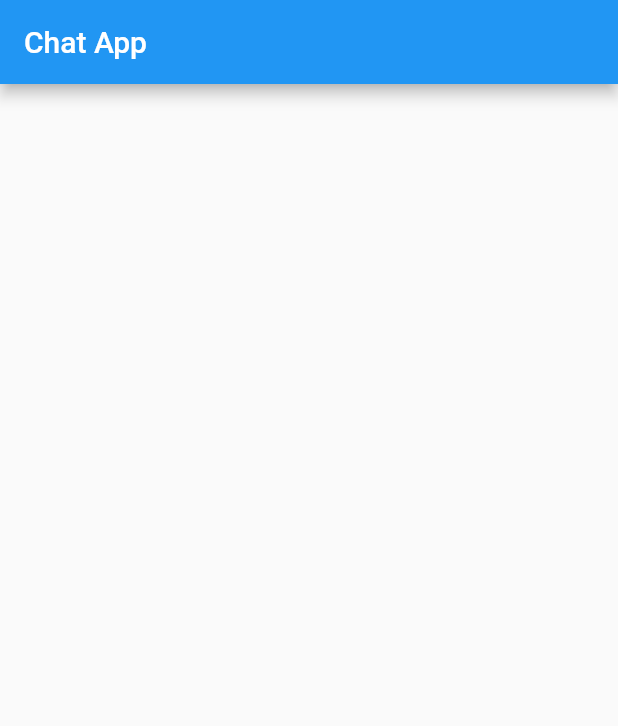
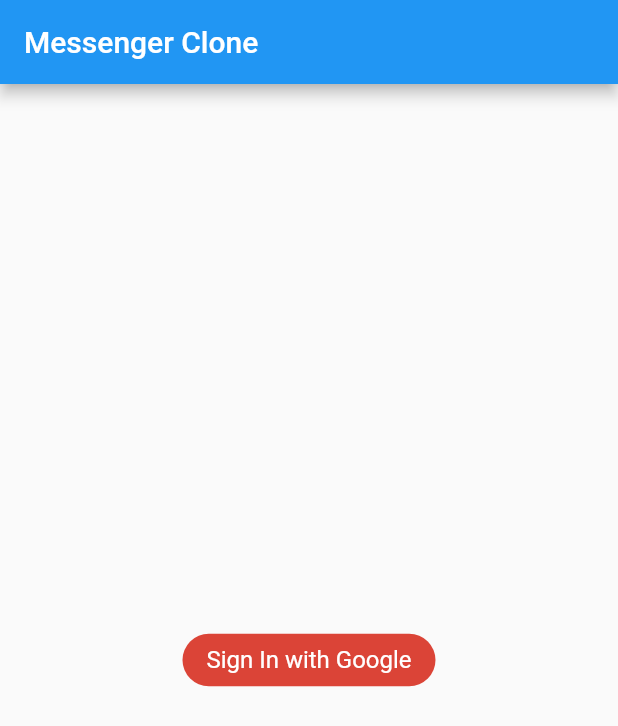
Before and after one commit to ayush478/App, a Flutter app: the screen it shows after launch, on a phone screen of 412 x 824 dp. Shown: the top 726 px of the screen. Run offline on Flutter 3.47's test engine with Material 2 defaults, Android fonts, the phone set to English and light mode, and no system bars; our stand-ins replace cloud_firestore, firebase_auth, firebase_core, google_sign_in, shared_preferences; accounts and stored records are empty.

```diff
--- a/lib/main.dart
+++ b/lib/main.dart
@@ -1,5 +1,7 @@
 import 'package:firebase_core/firebase_core.dart';
 import 'package:flutter/material.dart';
+import 'package:todo_list/services/auth.dart';
+import 'package:todo_list/views/home.dart';
 import 'package:todo_list/views/signin.dart';
 
 void main() async {
@@ -17,7 +19,15 @@ class MyApp extends StatelessWidget {
         primarySwatch: Colors.blue,
       ),
       debugShowCheckedModeBanner: false,
-      home: SignIn(),
+      home: FutureBuilder(
+          future: AuthMethods().getCurrentUser(),
+          builder: (context, AsyncSnapshot<dynamic> snapshot) {
+            if (snapshot.hasData) {
+              return Home();
+            } else {
+              return SignIn();
+            }
+          }),
     );
   }
 }
--- a/lib/views/signin.dart
+++ b/lib/views/signin.dart
@@ -1,4 +1,5 @@
 import 'package:flutter/material.dart';
+import 'package:todo_list/services/auth.dart';
 
 class SignIn extends StatefulWidget {
   SignIn({Key key}) : super(key: key);
@@ -12,7 +13,25 @@ class _SignInState extends State<SignIn> {
   Widget build(BuildContext context) {
     return Scaffold(
       appBar: AppBar(
-        title: Text("Chat App"),
+        title: Text("Messenger Clone"),
+      ),
+      body: Center(
+        child: GestureDetector(
+          onTap: () {
+            AuthMethods().signInWithGoogle(context);
+          },
+          child: Container(
+            decoration: BoxDecoration(
+              borderRadius: BorderRadius.circular(24),
+              color: Color(0xffDB4437),
+            ),
+            padding: EdgeInsets.symmetric(horizontal: 16, vertical: 8),
+            child: Text(
+              "Sign In with Google",
+              style: TextStyle(fontSize: 16, color: Colors.white),
+            ),
+          ),
+        ),
       ),
     );
   }
```
Also changed, not shown: lib/views/home.dart (+112 -1 lines), pubspec.yaml (line endings or trailing spaces), 1 other file.
